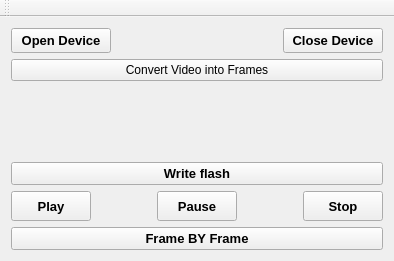
Goodjamp/softVideoHSUDB, file mainwindow.ui: the form before one commit.
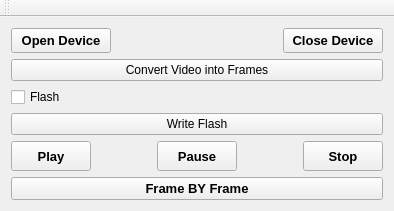
The form after the commit.

Commit message: Added sendFrame protocol for write flash data

Diff of the .ui file:
```diff
--- a/mainwindow.ui
+++ b/mainwindow.ui
@@ -7,7 +7,7 @@
     <x>0</x>
     <y>0</y>
     <width>394</width>
-    <height>261</height>
+    <height>210</height>
    </rect>
   </property>
   <property name="windowTitle">
@@ -104,17 +104,34 @@
       </property>
      </spacer>
     </item>
+    <item>
+     <layout class="QHBoxLayout" name="horizontalLayout">
+      <item>
+       <widget class="QCheckBox" name="checkBoxWriteFlash">
+        <property name="text">
+         <string>Flash</string>
+        </property>
+       </widget>
+      </item>
+      <item>
+       <spacer name="horizontalSpacer_3">
+        <property name="orientation">
+         <enum>Qt::Horizontal</enum>
+        </property>
+        <property name="sizeHint" stdset="0">
+         <size>
+          <width>40</width>
+          <height>20</height>
+         </size>
+        </property>
+       </spacer>
+      </item>
+     </layout>
+    </item>
     <item>
      <widget class="QPushButton" name="pushButtonWriteFlash">
-      <property name="font">
-       <font>
-        <pointsize>10</pointsize>
-        <weight>75</weight>
-        <bold>true</bold>
-       </font>
-      </property>
       <property name="text">
-       <string>Write flash</string>
+       <string>Write Flash</string>
       </property>
      </widget>
     </item>
```
The commit also changes 7 other files.
